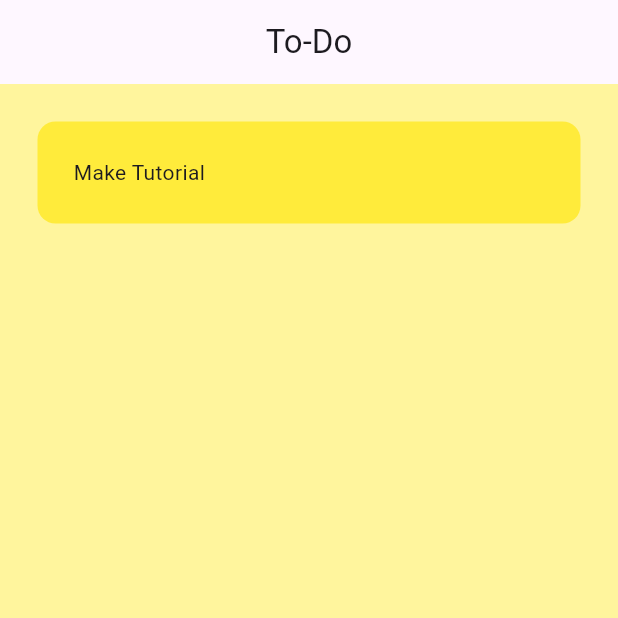
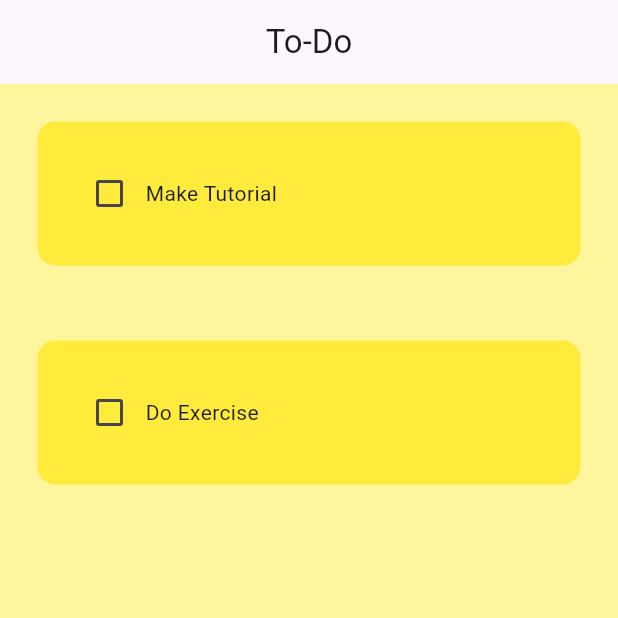
Before and after one commit to Levindu-Herath/To-Do-List, a Flutter app: the screen it shows after launch, on a phone screen of 412 x 824 dp, the top half of it. Run offline on Flutter 3.47's test engine with Material 3 defaults, Android fonts, the phone set to English and light mode, and no system bars.

```diff
--- a/lib/pages/home_page.dart
+++ b/lib/pages/home_page.dart
@@ -9,18 +9,35 @@ class HomePage extends StatefulWidget {
 }
 
 class _HomePageState extends State<HomePage> {
+  // list of todo tasks
+  List toDoList = [
+    ["Make Tutorial", false],
+    ["Do Exercise", false]
+  ];
+
+  // checkbox was tapped
+  void checkBoxChanged(bool? value, int index) {
+    setState(() {
+      toDoList[index][1] = !toDoList[index][1];
+    });
+  }
+
   @override
   Widget build(BuildContext context) {
     return Scaffold(
       backgroundColor: Colors.yellow[200],
       appBar: AppBar(
-        title: Center( child: Text('To-Do')),
-
+        title: Center(child: Text('To-Do')),
       ),
-      body: ListView(
-        children: [
-          ToDoTile(),
-        ],
+      body: ListView.builder(
+        itemCount: toDoList.length,
+        itemBuilder: (context, index) {
+          return ToDoTile(
+            taskName: toDoList[index][0],
+            taskCompleted: toDoList[index][1],
+            onChanged: (value) => checkBoxChanged(value, index),
+          );
+        },
       ),
     );
   }
--- a/lib/utils/todo_title.dart
+++ b/lib/utils/todo_title.dart
@@ -1,13 +1,16 @@
 import 'package:flutter/material.dart';
 
-class ToDoTile extends StatefulWidget {
-  const ToDoTile({super.key});
+class ToDoTile extends StatelessWidget {
+  final String taskName;
+  final bool taskCompleted;
+  Function(bool?)? onChanged;
 
-  @override
-  State<ToDoTile> createState() => _ToDoTileState();
-}
+  ToDoTile(
+      {super.key,
+      required this.taskName,
+      required this.taskCompleted,
+      required this.onChanged});
 
-class _ToDoTileState extends State<ToDoTile> {
   @override
   Widget build(BuildContext context) {
     return Padding(
@@ -15,7 +18,15 @@ class _ToDoTileState extends State<ToDoTile> {
       child: Container(
         child: Padding(
           padding: const EdgeInsets.all(24.0),
-          child: Text('Make Tutorial'),
+          child: Row(
+            children: [
+              // checkbox
+              Checkbox(value: taskCompleted, onChanged: onChanged),
+
+              // task name
+              Text(taskName),
+            ],
+          ),
         ),
         decoration: BoxDecoration(
             color: Colors.yellow, borderRadius: BorderRadius.circular(12)),
```
